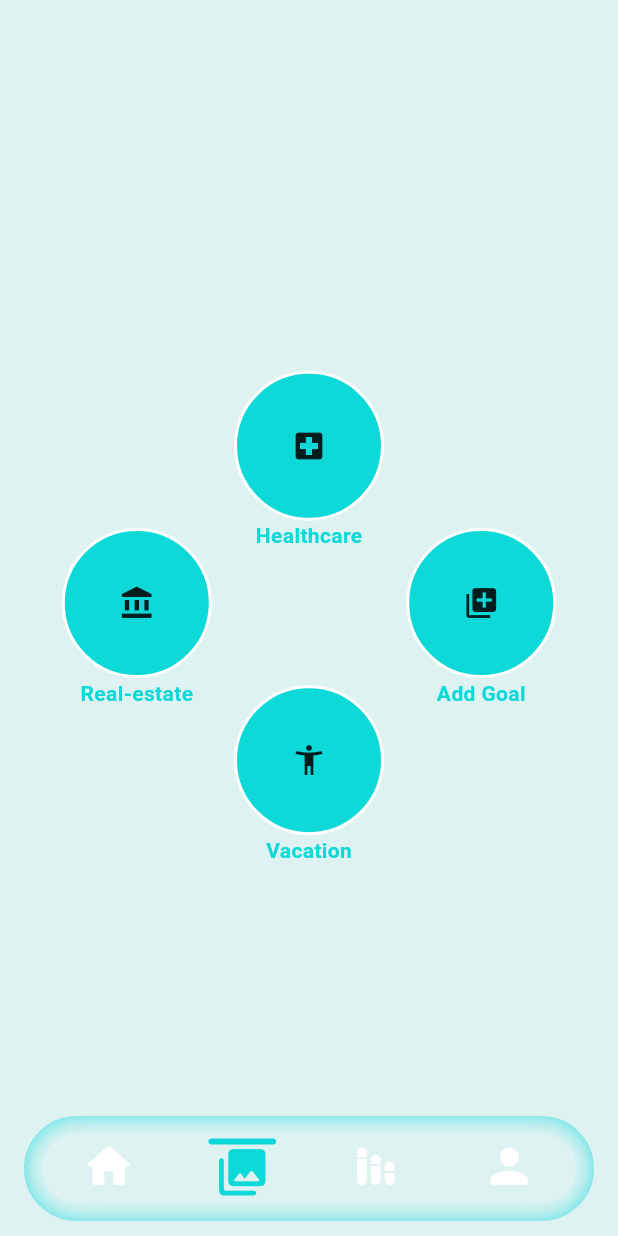
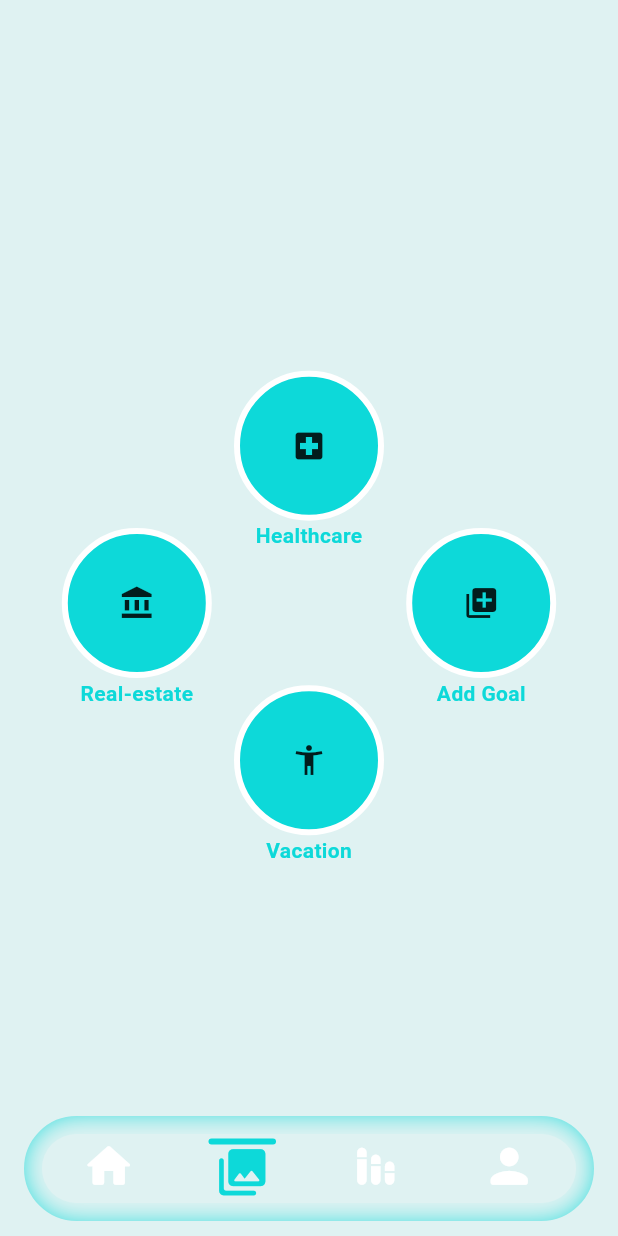
Before and after one commit to Simarjot-sk/web_mobril_test, a Flutter app: the HomeScreen screen opened by its route, item 2 of the bottom bar chosen, on a phone screen of 412 x 824 dp. Run offline on Flutter 3.47's test engine with Material 2 defaults, Android fonts, the phone set to English and light mode, and no system bars; our stand-ins replace firebase_core, google_sign_in, shared_preferences; accounts and stored records are empty.

```diff
--- a/lib/presentation/screens/bottom_bar_screens/options_group.dart
+++ b/lib/presentation/screens/bottom_bar_screens/options_group.dart
@@ -35,7 +35,7 @@ class _OptionsGroupState extends State<OptionsGroup>
     ).animate(
       CurvedAnimation(
         parent: widget.controller,
-        curve: Curves.bounceOut,
+        curve: Curves.elasticOut,
       ),
     );
   }
@@ -75,7 +75,7 @@ class _OptionsGroupState extends State<OptionsGroup>
           decoration: BoxDecoration(
               color: kPrimaryColor,
               borderRadius: BorderRadius.circular(100),
-              border: Border.all(color: Colors.white, width: 2)),
+              border: Border.all(color: Colors.white, width: 4)),
           child: Icon(iconData),
         ),
         Text(
--- a/lib/presentation/screens/bottom_bar_screens/options_screen.dart
+++ b/lib/presentation/screens/bottom_bar_screens/options_screen.dart
@@ -30,7 +30,7 @@ class _SecondScreenState extends State<SecondScreen>
     ).animate(
       CurvedAnimation(
         parent: _controller,
-        curve: Curves.bounceOut,
+        curve: Curves.elasticOut,
       ),
     );
   }
```
